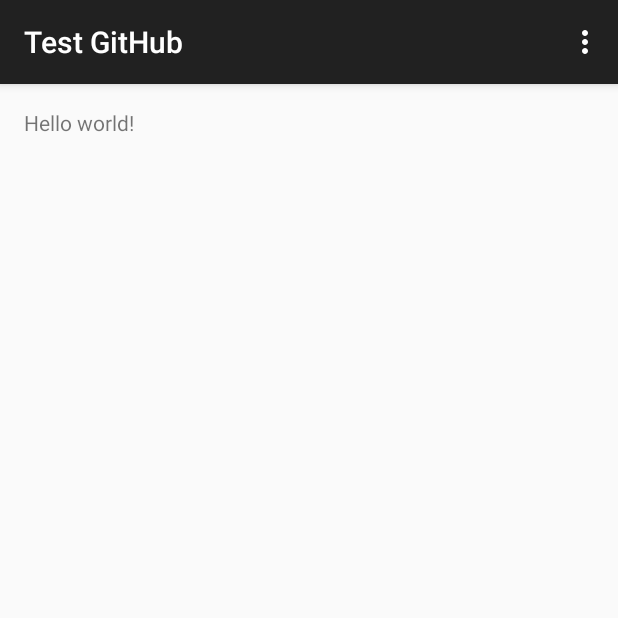
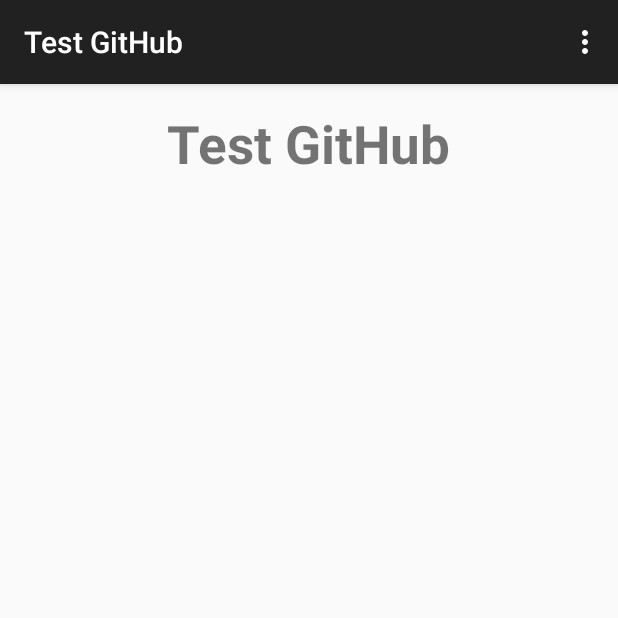
Before and after one commit to meoamsphp/TestGitHub, an Android app: the screen it shows after launch (MainActivity), on a phone screen of 412 x 824 dp, the top half of it. Run offline under Robolectric (Android 15) with nearby library versions, the phone set to English and light mode, and no system bars.

Commit message:
ทดสอบ1
ทดสอบ การ Syn1

```diff
--- a/TestGitHub/app/src/main/java/appewtc/masterung/testgithub/MainActivity.java
+++ b/TestGitHub/app/src/main/java/appewtc/masterung/testgithub/MainActivity.java
@@ -12,7 +12,7 @@
     protected void onCreate(Bundle savedInstanceState) {
         super.onCreate(savedInstanceState);
         setContentView(R.layout.activity_main);
-    }
+    }   // onCreate
 
 
     @Override
@@ -36,4 +36,4 @@
 
         return super.onOptionsItemSelected(item);
     }
-}
+}   // Main Class
--- a/TestGitHub/app/src/main/res/layout/activity_main.xml
+++ b/TestGitHub/app/src/main/res/layout/activity_main.xml
@@ -5,7 +5,12 @@
     android:paddingTop="@dimen/activity_vertical_margin"
     android:paddingBottom="@dimen/activity_vertical_margin" tools:context=".MainActivity">
 
-    <TextView android:text="@string/hello_world" android:layout_width="wrap_content"
-        android:layout_height="wrap_content" />
-
+    <TextView
+        android:layout_width="wrap_content"
+        android:layout_height="wrap_content"
+        android:text="@string/app_name"
+        android:id="@+id/textView"
+        android:textSize="35dp"
+        android:textStyle="bold"
+        android:layout_centerHorizontal="true" />
 </RelativeLayout>
```
